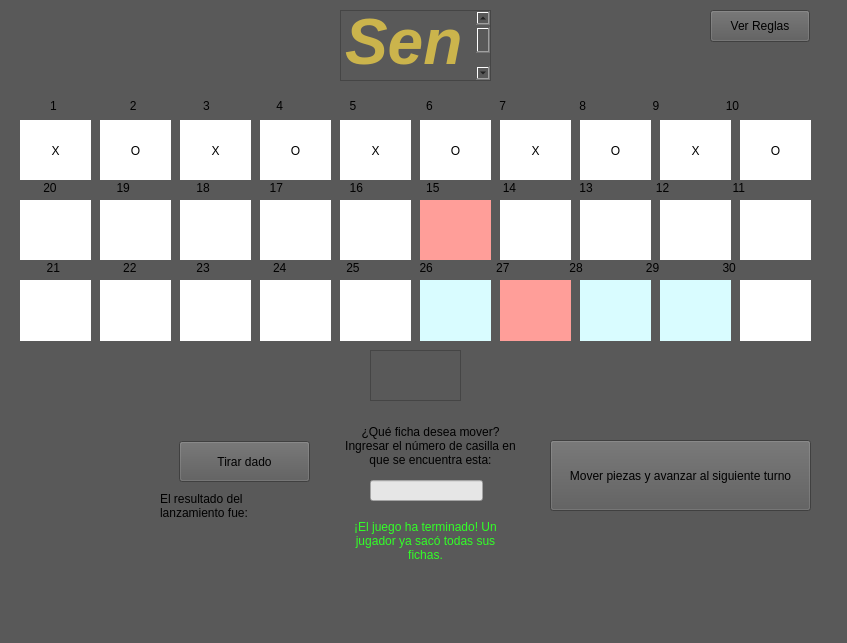
Above: SenetGame/mainwindow.ui from HenryLedezma/Senet before the change. Below: the same form after it.
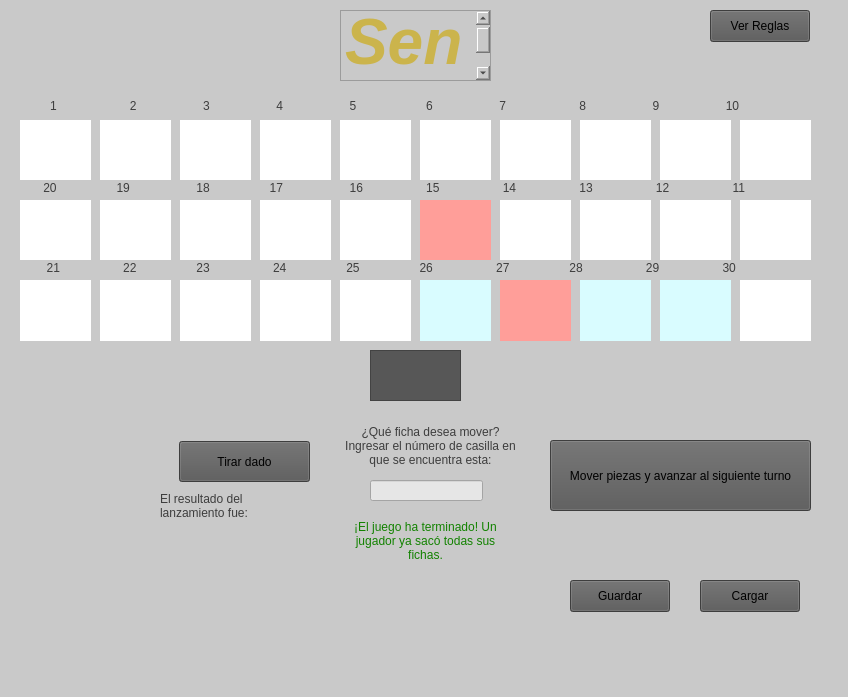
That is the form after the change.

Patch:
```diff
--- a/SenetGame/mainwindow.ui
+++ b/SenetGame/mainwindow.ui
@@ -6,16 +6,16 @@
    <rect>
     <x>0</x>
     <y>0</y>
-    <width>847</width>
-    <height>643</height>
+    <width>848</width>
+    <height>697</height>
    </rect>
   </property>
   <property name="windowTitle">
    <string>MainWindow</string>
   </property>
   <property name="styleSheet">
-   <string notr="true">background-color: rgb(194, 194, 194);
-background-color: rgb(89, 89, 89);</string>
+   <string notr="true">background-color: rgb(201, 201, 201);
+</string>
   </property>
   <widget class="QWidget" name="centralwidget">
    <widget class="QLabel" name="casilla">
@@ -232,7 +232,7 @@
 </string>
     </property>
     <property name="text">
-     <string>X</string>
+     <string/>
     </property>
     <property name="alignment">
      <set>Qt::AlignCenter</set>
@@ -451,7 +451,7 @@
 color: rgb(0, 0, 0);</string>
     </property>
     <property name="text">
-     <string>O</string>
+     <string/>
     </property>
     <property name="alignment">
      <set>Qt::AlignCenter</set>
@@ -670,7 +670,7 @@
 color: rgb(0, 0, 0);</string>
     </property>
     <property name="text">
-     <string>X</string>
+     <string/>
     </property>
     <property name="alignment">
      <set>Qt::AlignCenter</set>
@@ -889,7 +889,7 @@
 color: rgb(0, 0, 0);</string>
     </property>
     <property name="text">
-     <string>O</string>
+     <string/>
     </property>
     <property name="alignment">
      <set>Qt::AlignCenter</set>
@@ -1108,7 +1108,7 @@
 color: rgb(0, 0, 0);</string>
     </property>
     <property name="text">
-     <string>X</string>
+     <string/>
     </property>
     <property name="alignment">
      <set>Qt::AlignCenter</set>
@@ -1327,7 +1327,7 @@
 color: rgb(0, 0, 0);</string>
     </property>
     <property name="text">
-     <string>O</string>
+     <string/>
     </property>
     <property name="alignment">
      <set>Qt::AlignCenter</set>
@@ -1546,7 +1546,7 @@
 color: rgb(0, 0, 0)</string>
     </property>
     <property name="text">
-     <string>X</string>
+     <string/>
     </property>
     <property name="alignment">
      <set>Qt::AlignCenter</set>
@@ -1765,7 +1765,7 @@
 color: rgb(0, 0, 0)</string>
     </property>
     <property name="text">
-     <string>O</string>
+     <string/>
     </property>
     <property name="alignment">
      <set>Qt::AlignCenter</set>
@@ -1984,7 +1984,7 @@
 color: rgb(0, 0, 0)</string>
     </property>
     <property name="text">
-     <string>X</string>
+     <string/>
     </property>
     <property name="alignment">
      <set>Qt::AlignCenter</set>
@@ -2004,7 +2004,7 @@
 color: rgb(0, 0, 0)</string>
     </property>
     <property name="text">
-     <string>O</string>
+     <string/>
     </property>
     <property name="alignment">
      <set>Qt::AlignCenter</set>
@@ -2420,6 +2420,9 @@
       <height>21</height>
      </rect>
     </property>
+    <property name="styleSheet">
+     <string notr="true">color: rgb(61, 61, 61);</string>
+    </property>
     <property name="text">
      <string>1                      2                    3                    4                    5                     6                    7                      8                    9                    10</string>
     </property>
@@ -2433,6 +2436,9 @@
       <height>16</height>
      </rect>
     </property>
+    <property name="styleSheet">
+     <string notr="true">color: rgb(61, 61, 61);</string>
+    </property>
     <property name="text">
      <string>       20                  19                    18                  17                    16                   15                   14                   13                   12                   11</string>
     </property>
@@ -2446,6 +2452,9 @@
       <height>16</height>
      </rect>
     </property>
+    <property name="styleSheet">
+     <string notr="true">color: rgb(61, 61, 61);</string>
+    </property>
     <property name="text">
      <string>        21                   22                  23                   24                  25                  26                   27                  28                   29                   30</string>
     </property>
@@ -2459,6 +2468,100 @@
       <height>32</height>
      </rect>
     </property>
+    <property name="palette">
+     <palette>
+      <active>
+       <colorrole role="Button">
+        <brush brushstyle="SolidPattern">
+         <color alpha="255">
+          <red>87</red>
+          <green>87</green>
+          <blue>87</blue>
+         </color>
+        </brush>
+       </colorrole>
+       <colorrole role="Base">
+        <brush brushstyle="SolidPattern">
+         <color alpha="255">
+          <red>87</red>
+          <green>87</green>
+          <blue>87</blue>
+         </color>
+        </brush>
+       </colorrole>
+       <colorrole role="Window">
+        <brush brushstyle="SolidPattern">
+         <color alpha="255">
+          <red>87</red>
+          <green>87</green>
+          <blue>87</blue>
+         </color>
+        </brush>
+       </colorrole>
+      </active>
+      <inactive>
+       <colorrole role="Button">
+        <brush brushstyle="SolidPattern">
+         <color alpha="255">
+          <red>87</red>
+          <green>87</green>
+          <blue>87</blue>
+         </color>
+        </brush>
+       </colorrole>
+       <colorrole role="Base">
+        <brush brushstyle="SolidPattern">
+         <color alpha="255">
+          <red>87</red>
+          <green>87</green>
+          <blue>87</blue>
+         </color>
+        </brush>
+       </colorrole>
+       <colorrole role="Window">
+        <brush brushstyle="SolidPattern">
+         <color alpha="255">
+          <red>87</red>
+          <green>87</green>
+          <blue>87</blue>
+         </color>
+        </brush>
+       </colorrole>
+      </inactive>
+      <disabled>
+       <colorrole role="Button">
+        <brush brushstyle="SolidPattern">
+         <color alpha="255">
+          <red>87</red>
+          <green>87</green>
+          <blue>87</blue>
+         </color>
+        </brush>
+       </colorrole>
+       <colorrole role="Base">
+        <brush brushstyle="SolidPattern">
+         <color alpha="255">
+          <red>87</red>
+          <green>87</green>
+          <blue>87</blue>
+         </color>
+        </brush>
+       </colorrole>
+       <colorrole role="Window">
+        <brush brushstyle="SolidPattern">
+         <color alpha="255">
+          <red>87</red>
+          <green>87</green>
+          <blue>87</blue>
+         </color>
+        </brush>
+       </colorrole>
+      </disabled>
+     </palette>
+    </property>
+    <property name="styleSheet">
+     <string notr="true">background-color: rgb(87, 87, 87);</string>
+    </property>
     <property name="text">
      <string>Ver Reglas</string>
     </property>
@@ -2472,6 +2575,100 @@
       <height>41</height>
      </rect>
     </property>
+    <property name="palette">
+     <palette>
+      <active>
+       <colorrole role="Button">
+        <brush brushstyle="SolidPattern">
+         <color alpha="255">
+          <red>87</red>
+          <green>87</green>
+          <blue>87</blue>
+         </color>
+        </brush>
+       </colorrole>
+       <colorrole role="Base">
+        <brush brushstyle="SolidPattern">
+         <color alpha="255">
+          <red>87</red>
+          <green>87</green>
+          <blue>87</blue>
+         </color>
+        </brush>
+       </colorrole>
+       <colorrole role="Window">
+        <brush brushstyle="SolidPattern">
+         <color alpha="255">
+          <red>87</red>
+          <green>87</green>
+          <blue>87</blue>
+         </color>
+        </brush>
+       </colorrole>
+      </active>
+      <inactive>
+       <colorrole role="Button">
+        <brush brushstyle="SolidPattern">
+         <color alpha="255">
+          <red>87</red>
+          <green>87</green>
+          <blue>87</blue>
+         </color>
+        </brush>
+       </colorrole>
+       <colorrole role="Base">
+        <brush brushstyle="SolidPattern">
+         <color alpha="255">
+          <red>87</red>
+          <green>87</green>
+          <blue>87</blue>
+         </color>
+        </brush>
+       </colorrole>
+       <colorrole role="Window">
+        <brush brushstyle="SolidPattern">
+         <color alpha="255">
+          <red>87</red>
+          <green>87</green>
+          <blue>87</blue>
+         </color>
+        </brush>
+       </colorrole>
+      </inactive>
+      <disabled>
+       <colorrole role="Button">
+        <brush brushstyle="SolidPattern">
+         <color alpha="255">
+          <red>87</red>
+          <green>87</green>
+          <blue>87</blue>
+         </color>
+        </brush>
+       </colorrole>
+       <colorrole role="Base">
+        <brush brushstyle="SolidPattern">
+         <color alpha="255">
+          <red>87</red>
+          <green>87</green>
+          <blue>87</blue>
+         </color>
+        </brush>
+       </colorrole>
+       <colorrole role="Window">
+        <brush brushstyle="SolidPattern">
+         <color alpha="255">
+          <red>87</red>
+          <green>87</green>
+          <blue>87</blue>
+         </color>
+        </brush>
+       </colorrole>
+      </disabled>
+     </palette>
+    </property>
+    <property name="styleSheet">
+     <string notr="true">background-color: rgb(87, 87, 87);</string>
+    </property>
     <property name="text">
      <string>Tirar dado</string>
     </property>
@@ -2485,6 +2682,9 @@
       <height>31</height>
      </rect>
     </property>
+    <property name="styleSheet">
+     <string notr="true">color: rgb(61, 61, 61);</string>
+    </property>
     <property name="text">
      <string>El resultado del lanzamiento fue: </string>
     </property>
@@ -2497,10 +2697,13 @@
      <rect>
       <x>270</x>
       <y>500</y>
-      <width>58</width>
+      <width>21</width>
       <height>16</height>
      </rect>
     </property>
+    <property name="styleSheet">
+     <string notr="true">color:rgb(87, 87, 87);</string>
+    </property>
     <property name="text">
      <string/>
     </property>
@@ -2514,6 +2717,10 @@
       <height>51</height>
      </rect>
     </property>
+    <property name="styleSheet">
+     <string notr="true">background-color: rgb(87, 87, 87);
+color: rgb(255, 255, 255);</string>
+    </property>
     <property name="html">
      <string>&lt;!DOCTYPE HTML PUBLIC &quot;-//W3C//DTD HTML 4.0//EN&quot; &quot;http://www.w3.org/TR/REC-html40/strict.dtd&quot;&gt;
 &lt;html&gt;&lt;head&gt;&lt;meta name=&quot;qrichtext&quot; content=&quot;1&quot; /&gt;&lt;meta charset=&quot;utf-8&quot; /&gt;&lt;style type=&quot;text/css&quot;&gt;
@@ -2532,6 +2739,100 @@
       <height>71</height>
      </rect>
     </property>
+    <property name="palette">
+     <palette>
+      <active>
+       <colorrole role="Button">
+        <brush brushstyle="SolidPattern">
+         <color alpha="255">
+          <red>87</red>
+          <green>87</green>
+          <blue>87</blue>
+         </color>
+        </brush>
+       </colorrole>
+       <colorrole role="Base">
+        <brush brushstyle="SolidPattern">
+         <color alpha="255">
+          <red>87</red>
+          <green>87</green>
+          <blue>87</blue>
+         </color>
+        </brush>
+       </colorrole>
+       <colorrole role="Window">
+        <brush brushstyle="SolidPattern">
+         <color alpha="255">
+          <red>87</red>
+          <green>87</green>
+          <blue>87</blue>
+         </color>
+        </brush>
+       </colorrole>
+      </active>
+      <inactive>
+       <colorrole role="Button">
+        <brush brushstyle="SolidPattern">
+         <color alpha="255">
+          <red>87</red>
+          <green>87</green>
+          <blue>87</blue>
+         </color>
+        </brush>
+       </colorrole>
+       <colorrole role="Base">
+        <brush brushstyle="SolidPattern">
+         <color alpha="255">
+          <red>87</red>
+          <green>87</green>
+          <blue>87</blue>
+         </color>
+        </brush>
+       </colorrole>
+       <colorrole role="Window">
+        <brush brushstyle="SolidPattern">
+         <color alpha="255">
+          <red>87</red>
+          <green>87</green>
+          <blue>87</blue>
+         </color>
+        </brush>
+       </colorrole>
+      </inactive>
+      <disabled>
+       <colorrole role="Button">
+        <brush brushstyle="SolidPattern">
+         <color alpha="255">
+          <red>87</red>
+          <green>87</green>
+          <blue>87</blue>
+         </color>
+        </brush>
+       </colorrole>
+       <colorrole role="Base">
+        <brush brushstyle="SolidPattern">
+         <color alpha="255">
+          <red>87</red>
+          <green>87</green>
+          <blue>87</blue>
+         </color>
+        </brush>
+       </colorrole>
+       <colorrole role="Window">
+        <brush brushstyle="SolidPattern">
+         <color alpha="255">
+          <red>87</red>
+          <green>87</green>
+          <blue>87</blue>
+         </color>
+        </brush>
+       </colorrole>
+      </disabled>
+     </palette>
+    </property>
+    <property name="styleSheet">
+     <string notr="true">background-color: rgb(87, 87, 87);</string>
+    </property>
     <property name="text">
      <string>Mover piezas y avanzar al siguiente turno</string>
     </property>
@@ -2546,7 +2847,7 @@
      </rect>
     </property>
     <property name="styleSheet">
-     <string notr="true">color:rgb(50, 255, 39)</string>
+     <string notr="true">color: rgb(18, 130, 0);</string>
     </property>
     <property name="text">
      <string>¡El juego ha terminado! Un jugador ya sacó todas sus fichas.</string>
@@ -2585,6 +2886,9 @@
       <height>51</height>
      </rect>
     </property>
+    <property name="styleSheet">
+     <string notr="true">color: rgb(61, 61, 61);</string>
+    </property>
     <property name="text">
      <string>¿Qué ficha desea mover? Ingresar el número de casilla en que se encuentra esta:</string>
     </property>
@@ -2609,6 +2913,38 @@
 color: rgb(0, 0, 0)</string>
     </property>
    </widget>
+   <widget class="QPushButton" name="cargarButton">
+    <property name="geometry">
+     <rect>
+      <x>700</x>
+      <y>580</y>
+      <width>100</width>
+      <height>32</height>
+     </rect>
+    </property>
+    <property name="styleSheet">
+     <string notr="true">background-color: rgb(87, 87, 87);</string>
+    </property>
+    <property name="text">
+     <string>Cargar</string>
+    </property>
+   </widget>
+   <widget class="QPushButton" name="guardarButton">
+    <property name="geometry">
+     <rect>
+      <x>570</x>
+      <y>580</y>
+      <width>100</width>
+      <height>32</height>
+     </rect>
+    </property>
+    <property name="styleSheet">
+     <string notr="true">background-color: rgb(87, 87, 87);</string>
+    </property>
+    <property name="text">
+     <string>Guardar</string>
+    </property>
+   </widget>
   </widget>
   <widget class="QStatusBar" name="statusbar"/>
   <widget class="QMenuBar" name="menubar">
@@ -2616,7 +2952,7 @@
     <rect>
      <x>0</x>
      <y>0</y>
-     <width>847</width>
+     <width>848</width>
      <height>22</height>
     </rect>
    </property>
```
